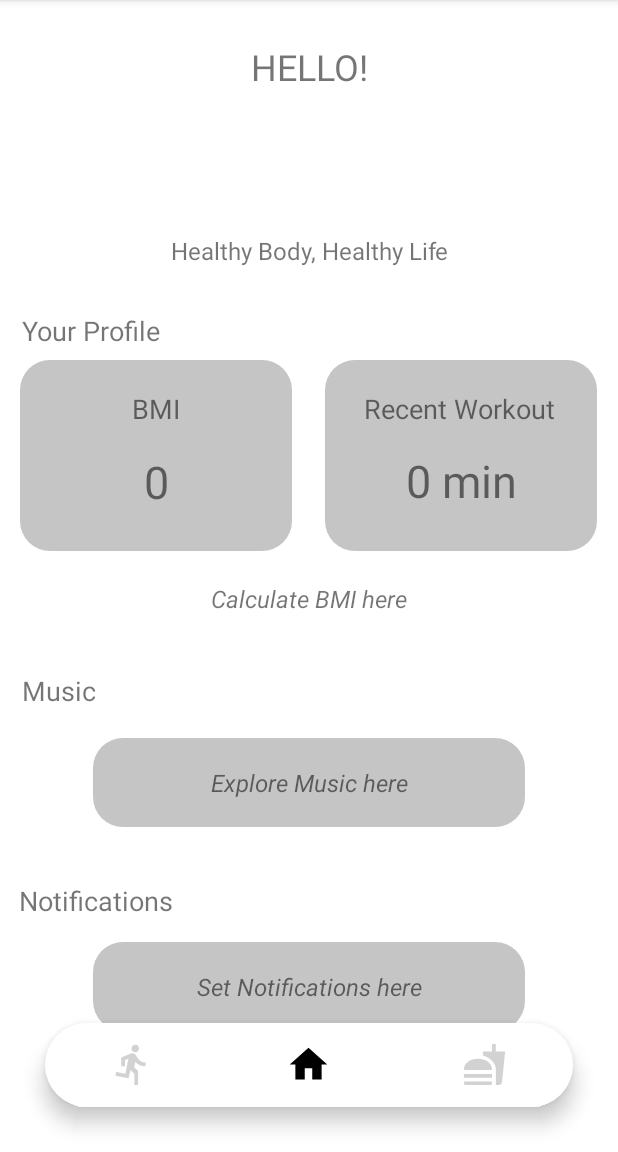
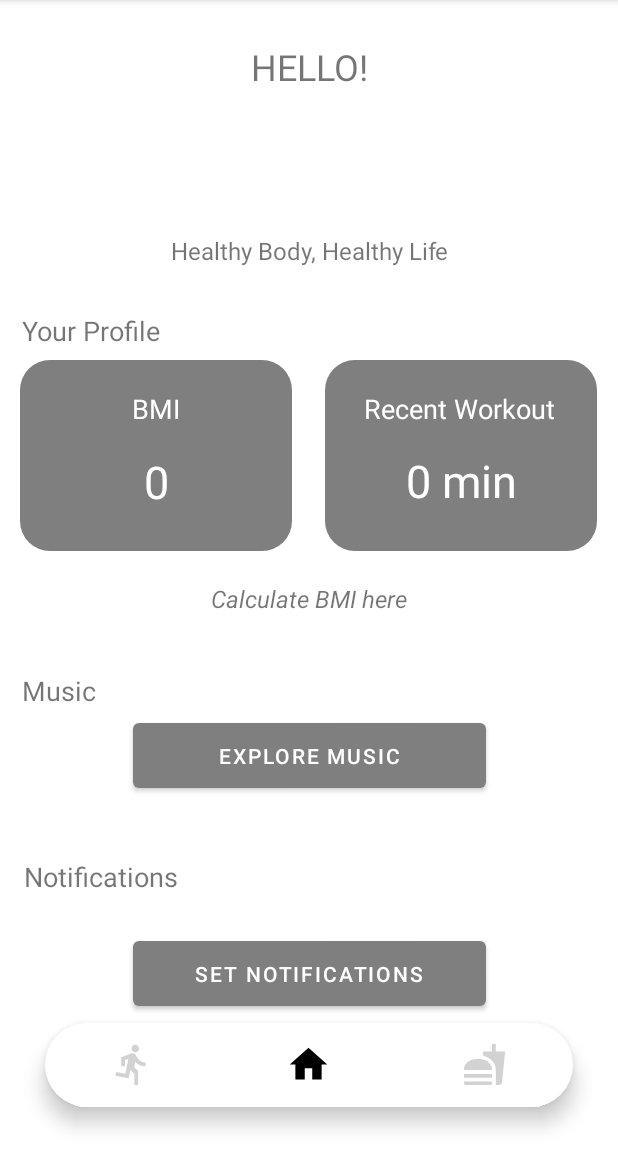
Before and after one commit to Balqiskinanti/MADFit, an Android app: the screen it shows after launch (MainActivity), on a phone screen of 412 x 824 dp, the part 84-1236 px from its top. Run offline under Robolectric (Android 15) with nearby library versions, the phone set to English and light mode, and no system bars.

Commit message:
edited Home Page buttons

```diff
--- a/app/src/main/java/sg/edu/np/mad/madfit/MainActivity.java
+++ b/app/src/main/java/sg/edu/np/mad/madfit/MainActivity.java
@@ -10,6 +10,7 @@ import android.view.MenuItem;
 import android.view.MotionEvent;
 import android.view.View;
 import android.view.WindowManager;
+import android.widget.Button;
 import android.widget.TextView;
 
 import com.google.android.material.bottomnavigation.BottomNavigationView;
@@ -31,19 +32,19 @@ public class MainActivity extends AppCompatActivity {
             }
         });
 
-        TextView exploreMusic_btn = findViewById(R.id.exploreMusic_btn);
-        exploreMusic_btn.setOnTouchListener(new View.OnTouchListener() {
+        Button exploreMusic_btn = findViewById(R.id.exploreMusic_btn);
+        exploreMusic_btn.setOnClickListener(new View.OnClickListener() {
             @Override
-            public boolean onTouch(View v, MotionEvent event) {
-                return false;
+            public void onClick(View v) {
+
             }
         });
 
-        TextView setNotification_btn = findViewById(R.id.setNotification_btn);
-        setNotification_btn.setOnTouchListener(new View.OnTouchListener() {
+        Button setNotification_btn = findViewById(R.id.setNotification_btn);
+        setNotification_btn.setOnClickListener(new View.OnClickListener() {
             @Override
-            public boolean onTouch(View v, MotionEvent event) {
-                return false;
+            public void onClick(View v) {
+
             }
         });
 
--- a/app/src/main/res/drawable/box.xml
+++ b/app/src/main/res/drawable/box.xml
@@ -2,7 +2,7 @@
 <selector xmlns:android="http://schemas.android.com/apk/res/android">
     <item>
         <shape android:shape="rectangle">
-            <solid android:color="#C5C5C5"/>
+            <solid android:color="#807F7F"/>
             <corners android:radius="20dp"/>
         </shape>
     </item>
--- a/app/src/main/res/layout/activity_main.xml
+++ b/app/src/main/res/layout/activity_main.xml
@@ -63,38 +63,11 @@
                 app:layout_constraintTop_toTopOf="parent" />
 
             <TextView
-                android:id="@+id/box3"
-                android:layout_width="288dp"
-                android:layout_height="59dp"
-                android:layout_marginTop="492dp"
-                android:background="@drawable/box"
-                android:textAlignment="center"
-                android:textColor="#FFFFFF"
-                android:textSize="18sp"
-                app:layout_constraintEnd_toEndOf="parent"
-                app:layout_constraintStart_toStartOf="parent"
-                app:layout_constraintTop_toTopOf="parent" />
-
-            <TextView
-                android:id="@+id/box4"
-                android:layout_width="288dp"
-                android:layout_height="59dp"
-                android:layout_marginTop="628dp"
-                android:layout_marginBottom="120dp"
-                android:background="@drawable/box"
-                android:textAlignment="center"
-                android:textColor="#FFFFFF"
-                android:textSize="18sp"
-                app:layout_constraintBottom_toBottomOf="parent"
-                app:layout_constraintEnd_toEndOf="parent"
-                app:layout_constraintStart_toStartOf="parent"
-                app:layout_constraintTop_toTopOf="parent" />
-
-            <TextView
                 android:id="@+id/myWorkout"
                 android:layout_width="wrap_content"
                 android:layout_height="wrap_content"
                 android:text="0 min"
+                android:textColor="#FFFFFF"
                 android:textSize="30sp"
                 app:layout_constraintBottom_toBottomOf="@+id/box5"
                 app:layout_constraintEnd_toEndOf="@+id/box5"
@@ -107,6 +80,7 @@
                 android:layout_width="wrap_content"
                 android:layout_height="wrap_content"
                 android:text="BMI"
+                android:textColor="#FFFFFF"
                 android:textSize="18sp"
                 app:layout_constraintBottom_toBottomOf="@+id/box6"
                 app:layout_constraintEnd_toEndOf="@+id/box6"
@@ -119,6 +93,7 @@
                 android:layout_width="wrap_content"
                 android:layout_height="wrap_content"
                 android:text="Recent Workout"
+                android:textColor="#FFFFFF"
                 android:textSize="18sp"
                 app:layout_constraintBottom_toBottomOf="@+id/box5"
                 app:layout_constraintEnd_toEndOf="@+id/box5"
@@ -156,11 +131,11 @@
                 android:id="@+id/textView10"
                 android:layout_width="wrap_content"
                 android:layout_height="wrap_content"
-                android:layout_marginTop="588dp"
+                android:layout_marginTop="572dp"
                 android:text="Notifications"
                 android:textSize="18sp"
                 app:layout_constraintEnd_toEndOf="parent"
-                app:layout_constraintHorizontal_bias="0.04"
+                app:layout_constraintHorizontal_bias="0.051"
                 app:layout_constraintStart_toStartOf="parent"
                 app:layout_constraintTop_toTopOf="parent" />
 
@@ -169,6 +144,7 @@
                 android:layout_width="wrap_content"
                 android:layout_height="wrap_content"
                 android:text="0"
+                android:textColor="#FFFFFF"
                 android:textSize="30sp"
                 app:layout_constraintBottom_toBottomOf="@+id/box6"
                 app:layout_constraintEnd_toEndOf="@+id/box6"
@@ -189,31 +165,6 @@
                 app:layout_constraintTop_toTopOf="parent" />
 
             <TextView
-                android:id="@+id/setNotification_btn"
-                android:layout_width="wrap_content"
-                android:layout_height="wrap_content"
-                android:text="Set Notifications here"
-                android:textSize="16sp"
-                android:textStyle="italic"
-                app:layout_constraintBottom_toBottomOf="@+id/box4"
-                app:layout_constraintEnd_toEndOf="parent"
-                app:layout_constraintHorizontal_bias="0.501"
-                app:layout_constraintStart_toStartOf="parent"
-                app:layout_constraintTop_toTopOf="@+id/box4" />
-
-            <TextView
-                android:id="@+id/exploreMusic_btn"
-                android:layout_width="wrap_content"
-                android:layout_height="wrap_content"
-                android:text="Explore Music here"
-                android:textSize="16sp"
-                android:textStyle="italic"
-                app:layout_constraintBottom_toBottomOf="@+id/box3"
-                app:layout_constraintEnd_toEndOf="parent"
-                app:layout_constraintStart_toStartOf="parent"
-                app:layout_constraintTop_toTopOf="@+id/box3" />
-
-            <TextView
                 android:id="@+id/textView16"
                 android:layout_width="wrap_content"
                 android:layout_height="wrap_content"
@@ -223,6 +174,31 @@
                 app:layout_constraintEnd_toEndOf="parent"
                 app:layout_constraintStart_toStartOf="parent"
                 app:layout_constraintTop_toTopOf="parent" />
+
+            <Button
+                android:id="@+id/exploreMusic_btn"
+                android:layout_width="235dp"
+                android:layout_height="55dp"
+                android:layout_marginTop="476dp"
+                android:text="Explore Music"
+                app:backgroundTint="#807F7F"
+                app:layout_constraintEnd_toEndOf="parent"
+                app:layout_constraintStart_toStartOf="parent"
+                app:layout_constraintTop_toTopOf="parent" />
+
+            <Button
+                android:id="@+id/setNotification_btn"
+                android:layout_width="235dp"
+                android:layout_height="55dp"
+                android:layout_marginTop="621dp"
+                android:layout_marginBottom="100dp"
+                android:text="Set Notifications"
+                app:backgroundTint="#807F7F"
+                app:layout_constraintBottom_toBottomOf="parent"
+                app:layout_constraintEnd_toEndOf="parent"
+                app:layout_constraintStart_toStartOf="parent"
+                app:layout_constraintTop_toTopOf="parent"
+                app:layout_constraintVertical_bias="0.0" />
 
         </androidx.constraintlayout.widget.ConstraintLayout>
     </ScrollView>
```
